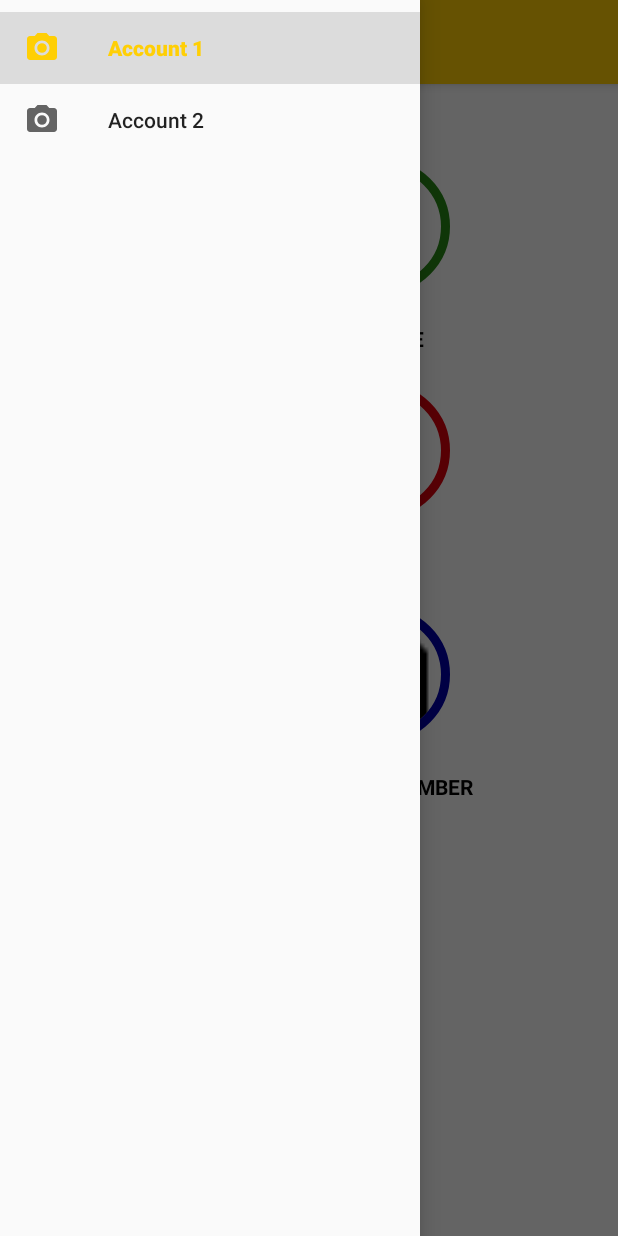
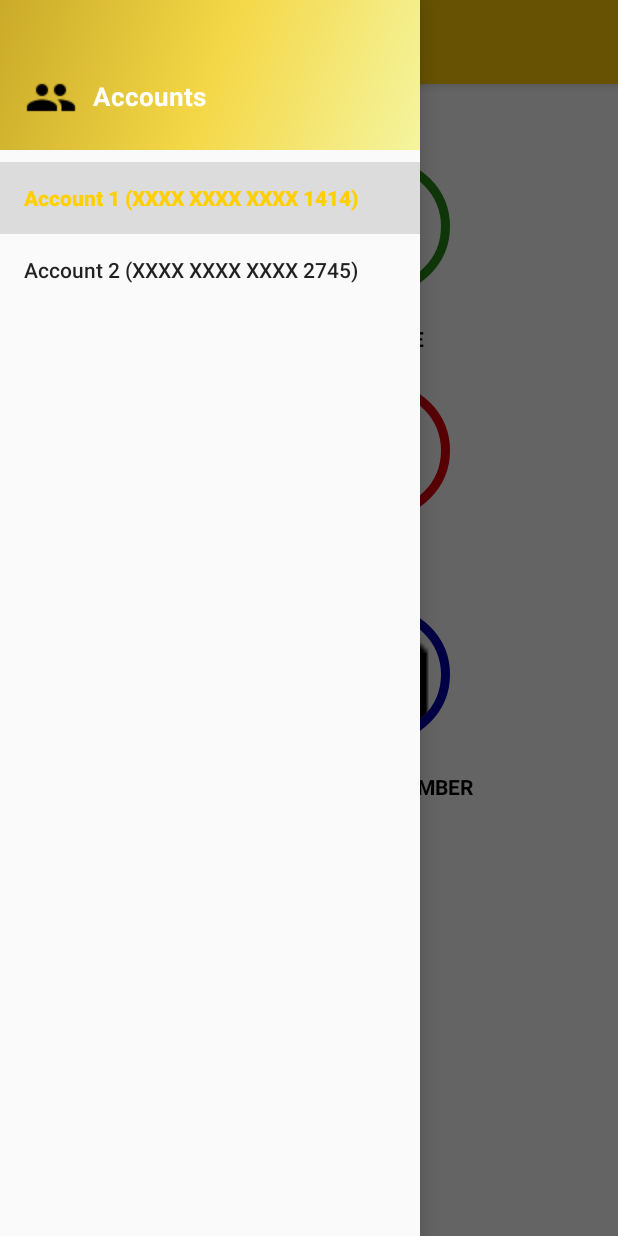
Before and after one commit to AshishAgarwal2101/DCB-App, an Android app: the MainActivity screen opened directly, with no data from a screen before it, with the side drawer open, on a phone screen of 412 x 824 dp. Run offline under Robolectric (Android 15) with nearby library versions, the light colour scheme and no system bars; libraries missing offline, so code that uses them is left out: com.android.internal.

Commit message:
Navigation Header added; Back Intent for ReceiverActivity updated;

```diff
--- a/app/src/main/java/com/cashless/easycash/MainActivity.java
+++ b/app/src/main/java/com/cashless/easycash/MainActivity.java
@@ -41,7 +41,7 @@ public class MainActivity extends AppCompatActivity
         navigationView.setNavigationItemSelectedListener(this);
 
         navigationView.setCheckedItem(R.id.nav_account_1);
-        Toast.makeText(this, "Using Account 1: xxxx xxxx xxxx xxxx", Toast.LENGTH_SHORT).show();
+        Toast.makeText(this, "Using Account 1: xxxx xxxx xxxx 1414", Toast.LENGTH_SHORT).show();
 
         bSend = (ImageView) findViewById(R.id.icon_send);
         bReceive = (ImageView) findViewById(R.id.icon_receive);
@@ -108,9 +108,10 @@ public class MainActivity extends AppCompatActivity
         int id = item.getItemId();
 
         if (id == R.id.nav_account_1) {
-            Toast.makeText(this, "Using Account 1: xxxx xxxx xxxx xxxx", Toast.LENGTH_SHORT).show();
+            Toast.makeText(this, "Using Account 1: xxxx xxxx xxxx 1414", Toast.LENGTH_SHORT).show();
+
         } else if (id == R.id.nav_account_2) {
-            Toast.makeText(this, "Using Account 2: xxxx xxxx xxxx xxxx", Toast.LENGTH_SHORT).show();
+            Toast.makeText(this, "Using Account 2: xxxx xxxx xxxx 2745", Toast.LENGTH_SHORT).show();
         }
 
         DrawerLayout drawer = (DrawerLayout) findViewById(R.id.drawer_layout);
--- a/app/src/main/res/drawable/side_nav_bar.xml
+++ b/app/src/main/res/drawable/side_nav_bar.xml
@@ -2,8 +2,8 @@
     android:shape="rectangle">
     <gradient
         android:angle="135"
-        android:centerColor="#4CAF50"
-        android:endColor="#2E7D32"
-        android:startColor="#81C784"
+        android:centerColor="#f4d746"
+        android:endColor="#caaa29"
+        android:startColor="#f4f59f"
         android:type="linear" />
 </shape>
--- a/app/src/main/res/layout/activity_main.xml
+++ b/app/src/main/res/layout/activity_main.xml
@@ -19,6 +19,7 @@
         android:layout_height="match_parent"
         android:layout_gravity="start"
         android:fitsSystemWindows="true"
+        app:headerLayout="@layout/nav_header_main"
         app:menu="@menu/activity_main_drawer" />
 
 </android.support.v4.widget.DrawerLayout>
--- a/app/src/main/res/layout/nav_header_main.xml
+++ b/app/src/main/res/layout/nav_header_main.xml
@@ -2,10 +2,10 @@
 <LinearLayout xmlns:android="http://schemas.android.com/apk/res/android"
     xmlns:app="http://schemas.android.com/apk/res-auto"
     android:layout_width="match_parent"
-    android:layout_height="@dimen/nav_header_height"
+    android:layout_height="@dimen/nav_header_height_new"
     android:background="@drawable/side_nav_bar"
     android:gravity="bottom"
-    android:orientation="vertical"
+    android:orientation="horizontal"
     android:paddingBottom="@dimen/activity_vertical_margin"
     android:paddingLeft="@dimen/activity_horizontal_margin"
     android:paddingRight="@dimen/activity_horizontal_margin"
@@ -17,19 +17,19 @@
         android:layout_width="wrap_content"
         android:layout_height="wrap_content"
         android:paddingTop="@dimen/nav_header_vertical_spacing"
-        app:srcCompat="@mipmap/ic_launcher_round" />
+        app:srcCompat="@drawable/ic_group_black_24dp" />
 
     <TextView
-        android:layout_width="match_parent"
+        android:layout_width="wrap_content"
         android:layout_height="wrap_content"
         android:paddingTop="@dimen/nav_header_vertical_spacing"
-        android:text="Android Studio"
-        android:textAppearance="@style/TextAppearance.AppCompat.Body1" />
-
-    <TextView
-        android:id="@+id/textView"
-        android:layout_width="wrap_content"
-        android:layout_height="wrap_content"
-        android:text="android.studio@android.com" />
+        android:text="Accounts"
+        android:textSize="17sp"
+        android:textStyle="bold"
+        android:paddingStart="10dp"
+        android:textColor="@color/colorWhite"
+        android:paddingBottom="8sp"
+        android:textAppearance="@style/TextAppearance.AppCompat.Body1"
+        />
 
 </LinearLayout>
--- a/app/src/main/res/menu/activity_main_drawer.xml
+++ b/app/src/main/res/menu/activity_main_drawer.xml
@@ -6,12 +6,10 @@
     <group android:checkableBehavior="single">
         <item
             android:id="@+id/nav_account_1"
-            android:icon="@drawable/ic_menu_camera"
-            android:title="Account 1" />
+            android:title="Account 1 (XXXX XXXX XXXX 1414)" />
         <item
             android:id="@+id/nav_account_2"
-            android:icon="@drawable/ic_menu_camera"
-            android:title="Account 2" />
+            android:title="Account 2 (XXXX XXXX XXXX 2745)"/>
     </group>
 
 </menu>
--- a/app/src/main/res/values/dimens.xml
+++ b/app/src/main/res/values/dimens.xml
@@ -3,6 +3,8 @@
     <dimen name="activity_horizontal_margin">16dp</dimen>
     <dimen name="activity_vertical_margin">16dp</dimen>
     <dimen name="nav_header_vertical_spacing">16dp</dimen>
+    <dimen name="nav_header_vertical_spacing_new">13dp</dimen>
     <dimen name="nav_header_height">160dp</dimen>
+    <dimen name="nav_header_height_new">100dp</dimen>
     <dimen name="fab_margin">16dp</dimen>
 </resources>
```
Also changed, not shown: app/src/main/java/com/cashless/easycash/ReceiveActivity.java (+6 -1 lines), app/src/main/res/drawable/ic_group_black_24dp.png (added).
